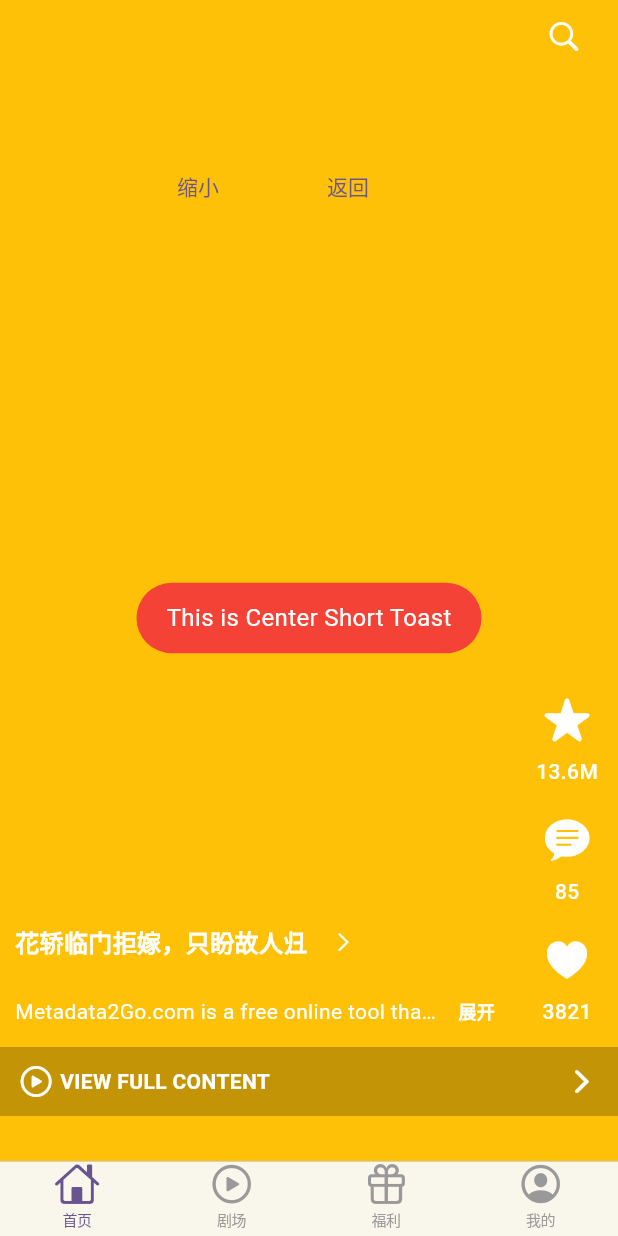
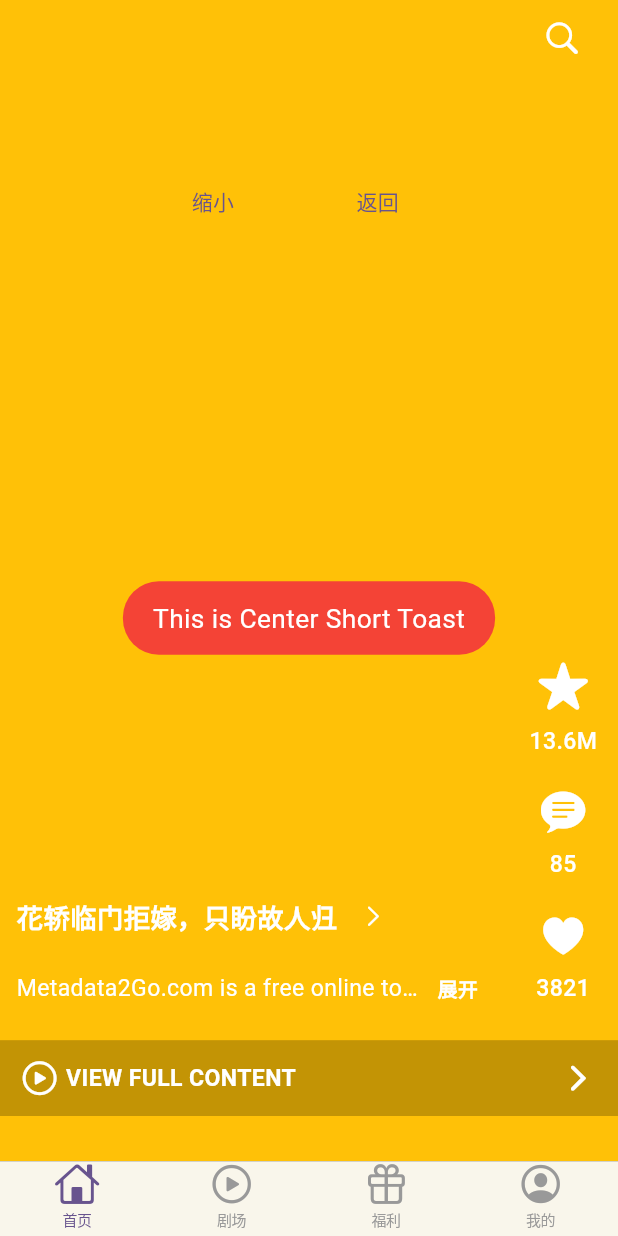
Before and after one commit to yamasea-major/web3skit, a Flutter app: the screen it shows after launch, after a tap on an icon or button, on a phone screen of 412 x 824 dp. Run offline on Flutter 3.47's test engine with Material 3 defaults, Android fonts, the phone set to English and light mode, and no system bars; our stand-ins replace flutter_screenutil, fluttertoast, go_router; missing offline and left inert: avatar_plus.

Commit message:
add width adapter

```diff
--- a/skit_app/lib/ui/common/widget_function_bar.dart
+++ b/skit_app/lib/ui/common/widget_function_bar.dart
@@ -1,5 +1,6 @@
 import 'package:flutter/cupertino.dart';
 import 'package:flutter/material.dart';
+import 'package:flutter_screenutil/flutter_screenutil.dart';
 import 'package:fluttertoast/fluttertoast.dart';
 import 'package:go_router/go_router.dart';
 import '../sk_ui_common_def.dart';
@@ -56,7 +57,7 @@ class _WidgetFunctionBarState extends State<WidgetFunctionBar> {
   Widget buildItemFunction(
       BuildContext context, String label, IconData iconData, String path) {
     return Padding(
-      padding: EdgeInsets.only(left: 8, right: 8),
+      padding: EdgeInsets.only(left: 8.w, right: 8.w),
       child: IconButton(
         onPressed: () {
           //
@@ -67,7 +68,7 @@ class _WidgetFunctionBarState extends State<WidgetFunctionBar> {
           children: [
             Icon(iconData),
             SizedBox(
-              height: b4,
+              height: b4.w,
             ),
             Text(label)
           ],
--- a/skit_app/lib/ui/common/widget_search.dart
+++ b/skit_app/lib/ui/common/widget_search.dart
@@ -1,5 +1,6 @@
 import 'package:flutter/cupertino.dart';
 import 'package:flutter/material.dart';
+import 'package:flutter_screenutil/flutter_screenutil.dart';
 
 import '../sk_ui_def.dart';
 
@@ -20,7 +21,7 @@ class _WidgetSearchState extends State<WidgetSearch> {
   Widget build(BuildContext context) {
     return SizedBox(
       width: double.infinity,
-      height: 42,
+      height: 42.w,
       child: SearchBar(
         hintText: 'search tips....',
         shape: WidgetStateProperty.all(
--- a/skit_app/lib/ui/common/widget_skit_card.dart
+++ b/skit_app/lib/ui/common/widget_skit_card.dart
@@ -1,5 +1,6 @@
 import 'package:flutter/cupertino.dart';
 import 'package:flutter/material.dart';
+import 'package:flutter_screenutil/flutter_screenutil.dart';
 
 import '../sk_ui_def.dart';
 
@@ -20,8 +21,8 @@ class _WidgetSkitCardState extends State<WidgetSkitCard> {
       // height: 42,
       child: Image.asset(
         'assets/bgimg/skit_bg.webp',
-        width: 200,
-        height: 400,
+        width: 200.w,
+        height: 400.w,
         fit: BoxFit.cover,
       ),
     );
--- a/skit_app/lib/ui/common/widget_social_info.dart
+++ b/skit_app/lib/ui/common/widget_social_info.dart
@@ -1,5 +1,6 @@
 import 'package:flutter/cupertino.dart';
 import 'package:flutter/material.dart';
+import 'package:flutter_screenutil/flutter_screenutil.dart';
 import 'package:fluttertoast/fluttertoast.dart';
 
 import '../sk_ui_def.dart';
@@ -41,12 +42,12 @@ class _WidgetSocialInfoState extends State<WidgetSocialInfo> {
             icon: Icon(
               CupertinoIcons.star_fill,
               color: mStarColor,
-              size: s32,
+              size: s32.w,
             )),
         Text('13.6M',
             style: TextStyle(
                 color: Colors.white,
-                fontSize: f14,
+                fontSize: f14.w,
                 fontWeight: FontWeight.w500)),
         SizedBox(
           height: b12,
@@ -61,17 +62,17 @@ class _WidgetSocialInfoState extends State<WidgetSocialInfo> {
                   timeInSecForIosWeb: 1,
                   backgroundColor: Colors.red,
                   textColor: Colors.white,
-                  fontSize: 16.0);
+                  fontSize: f16.w);
             },
             icon: Icon(CupertinoIcons.chat_bubble_text_fill,
                 size: s32, color: Colors.white)),
         Text('85',
             style: TextStyle(
                 color: Colors.white,
-                fontSize: f14,
+                fontSize: f14.w,
                 fontWeight: FontWeight.w500)),
         SizedBox(
-          height: b12,
+          height: b12.w,
         ),
         IconButton(
             onPressed: () {
@@ -90,7 +91,7 @@ class _WidgetSocialInfoState extends State<WidgetSocialInfo> {
         Text('3821',
             style: TextStyle(
                 color: Colors.white,
-                fontSize: f14,
+                fontSize: f14.w,
                 fontWeight: FontWeight.w500)),
       ],
     );
--- a/skit_app/lib/ui/common/widget_video_info.dart
+++ b/skit_app/lib/ui/common/widget_video_info.dart
@@ -1,5 +1,6 @@
 import 'package:flutter/cupertino.dart';
 import 'package:flutter/material.dart';
+import 'package:flutter_screenutil/flutter_screenutil.dart';
 
 import '../sk_ui_def.dart';
 
@@ -29,7 +30,7 @@ class _WidgetVideoInfoState extends State<WidgetVideoInfo> {
             Text('花轿临门拒嫁，只盼故人归',
                 style: TextStyle(
                     color: Colors.white,
-                    fontSize: f16,
+                    fontSize: f16.w,
                     fontWeight: FontWeight.bold,
                     decoration: TextDecoration.none)),
             IconButton(
@@ -39,12 +40,12 @@ class _WidgetVideoInfoState extends State<WidgetVideoInfo> {
                 icon: Icon(
                   CupertinoIcons.right_chevron,
                   color: Colors.white,
-                  size: s16,
+                  size: s16.w,
                 )),
           ],
         ),
         SizedBox(
-          height: b12,
+          height: b12.w,
         ),
         GestureDetector(
           onTap: () {
@@ -55,7 +56,7 @@ class _WidgetVideoInfoState extends State<WidgetVideoInfo> {
             // });
           },
           child: Container(
-              width: 320,
+              width: 280.w,
               // color: Colors.red,
               child: Row(
                 children: [
@@ -66,17 +67,17 @@ class _WidgetVideoInfoState extends State<WidgetVideoInfo> {
                         overflow: TextOverflow.ellipsis,
                         style: TextStyle(
                             color: Colors.white,
-                            fontSize: f14,
+                            fontSize: f14.w,
                             fontWeight: FontWeight.w400,
                             decoration: TextDecoration.none)),
                   ),
                   SizedBox(
-                    width: b12,
+                    width: b12.w,
                   ),
                   Text('展开',
                       style: TextStyle(
                           color: Colors.white,
-                          fontSize: f12,
+                          fontSize: f12.w,
                           fontWeight: FontWeight.bold,
                           decoration: TextDecoration.none))
                 ],
--- a/skit_app/lib/ui/common/widget_video_play.dart
+++ b/skit_app/lib/ui/common/widget_video_play.dart
@@ -1,5 +1,6 @@
 import 'package:flutter/cupertino.dart';
 import 'package:flutter/material.dart';
+import 'package:flutter_screenutil/flutter_screenutil.dart';
 
 import '../sk_ui_def.dart';
 
@@ -52,8 +53,8 @@ class _WidgetVideoPlayState extends State<WidgetVideoPlay>
             buildMask(),
             // test btn
             Positioned(
-              top: 100,
-              left: 100,
+              top: 100.w,
+              left: 100.w,
               child: TextButton(
                 child: Text("缩小"),
                 onPressed: () {
@@ -62,8 +63,8 @@ class _WidgetVideoPlayState extends State<WidgetVideoPlay>
               ),
             ),
             Positioned(
-              top: 100,
-              left: 200,
+              top: 100.w,
+              left: 200.w,
               child: TextButton(
                 child: Text("返回"),
                 onPressed: () {
@@ -98,7 +99,7 @@ class _WidgetVideoPlayState extends State<WidgetVideoPlay>
                 'background with color',
                 style: TextStyle(
                     color: Colors.green,
-                    fontSize: f16,
+                    fontSize: f16.w,
                     decoration: TextDecoration.none),
               ),
             ));
--- a/skit_app/lib/ui/dialog/bottomsheet_setting.dart
+++ b/skit_app/lib/ui/dialog/bottomsheet_setting.dart
@@ -1,4 +1,5 @@
 import 'package:flutter/material.dart';
+import 'package:flutter_screenutil/flutter_screenutil.dart';
 
 import '../sk_ui_def.dart';
 
@@ -30,7 +31,7 @@ Future<int?> showCustomModalBottomSheet(context) async {
         height: MediaQuery.of(context).size.height / 2.0,
         child: Column(children: [
           SizedBox(
-            height: 50,
+            height: 50.w,
             child: Stack(
               textDirection: TextDirection.rtl,
               children: [
--- a/skit_app/lib/ui/home/sk_in_home_page.dart
+++ b/skit_app/lib/ui/home/sk_in_home_page.dart
@@ -1,5 +1,6 @@
 import 'package:flutter/cupertino.dart';
 import 'package:flutter/material.dart';
+import 'package:flutter_screenutil/flutter_screenutil.dart';
 import 'package:go_router/go_router.dart';
 
 import '../common/widget_social_info.dart';
@@ -47,7 +48,7 @@ class _SkInHomePageState extends State<SkInHomePage> {
               child: Icon(
                 CupertinoIcons.search,
                 color: Colors.white,
-                size: s24,
+                size: s24.w,
               )),
         ),
       ],
@@ -61,8 +62,8 @@ class _SkInHomePageState extends State<SkInHomePage> {
         child: Stack(
           children: [
             WidgetVideoPlay(),
-            Positioned(right: 10.0, bottom: 140.0, child: WidgetSocialInfo()),
-            Positioned(left: 10.0, bottom: 140.0, child: WidgetVideoInfo()),
+            Positioned(right: 10.w, bottom: 140.w, child: WidgetSocialInfo()),
+            Positioned(left: 10.w, bottom: 140.w, child: WidgetVideoInfo()),
             Positioned(
               left: 0.0,
               bottom: 80.0,
@@ -73,36 +74,36 @@ class _SkInHomePageState extends State<SkInHomePage> {
                 },
                 child: Container(
                   width: MediaQuery.of(context).size.width,
-                  height: 46,
+                  height: 46.w,
                   color: const Color.fromARGB(60, 0, 0, 0),
                   child: Row(
                     mainAxisAlignment: MainAxisAlignment.start,
                     crossAxisAlignment: CrossAxisAlignment.center,
                     children: [
                       SizedBox(
-                        width: b12,
+                        width: b12.w,
                       ),
                       Icon(
                         CupertinoIcons.arrowtriangle_right_circle,
                         color: Colors.white,
-                        size: s24,
+                        size: s24.w,
                       ),
                       SizedBox(
-                        width: b4,
+                        width: b4.w,
                       ),
                       Text("VIEW FULL CONTENT",
                           style: TextStyle(
-                              fontSize: f14,
+                              fontSize: f14.w,
                               color: Colors.white,
                               fontWeight: FontWeight.bold)),
                       Expanded(child: SizedBox()),
                       Icon(
                         CupertinoIcons.forward,
                         color: Colors.white,
-                        size: s24,
+                        size: s24.w,
                       ),
                       SizedBox(
-                        width: b12,
+                        width: b12.w,
                       ),
                     ],
                   ),
--- a/skit_app/lib/ui/sk_home_page.dart
+++ b/skit_app/lib/ui/sk_home_page.dart
@@ -12,12 +12,13 @@ class SkHomePage extends StatelessWidget {
   Widget build(BuildContext context) {
     //
     SkCommonDef.mStatusBarH = MediaQuery.of(context).padding.top;
-     SkCommonDef.mScreenW = MediaQuery.of(context).size.width;
-     SkCommonDef.mScreenH = MediaQuery.of(context).size.height;
+    SkCommonDef.mScreenW = MediaQuery.of(context).size.width;
+    SkCommonDef.mScreenH = MediaQuery.of(context).size.height;
     //
     ScreenUtil.init(
       context,
-      designSize: Size(750, 1334),
+      designSize: Size(375, 812),
+      // designSize: Size(750, 1334),
     );
     //
     return MaterialApp.router(
@@ -26,8 +27,8 @@ class SkHomePage extends StatelessWidget {
         colorScheme: ColorScheme.fromSeed(seedColor: Colors.deepPurple),
         useMaterial3: true,
         textTheme: TextTheme(
-          displayLarge: const TextStyle(
-            fontSize: f16,
+          displayLarge: TextStyle(
+            fontSize: f16.w,
             fontWeight: FontWeight.bold,
             decoration: TextDecoration.none,
           ),
```
Also changed, not shown: skit_app/lib/ui/common/widget_unlogin.dart (+5 -4 lines), skit_app/lib/ui/common/widget_user_info.dart (+13 -12 lines), skit_app/lib/ui/login/sk_login_page.dart (+10 -9 lines), skit_app/lib/ui/mypage/sk_my_page.dart (+16 -10 lines), skit_app/lib/ui/reward/sk_reward_page.dart (+66 -24 lines), skit_app/lib/ui/sk_home_tab_page.dart (+28 -9 lines).
